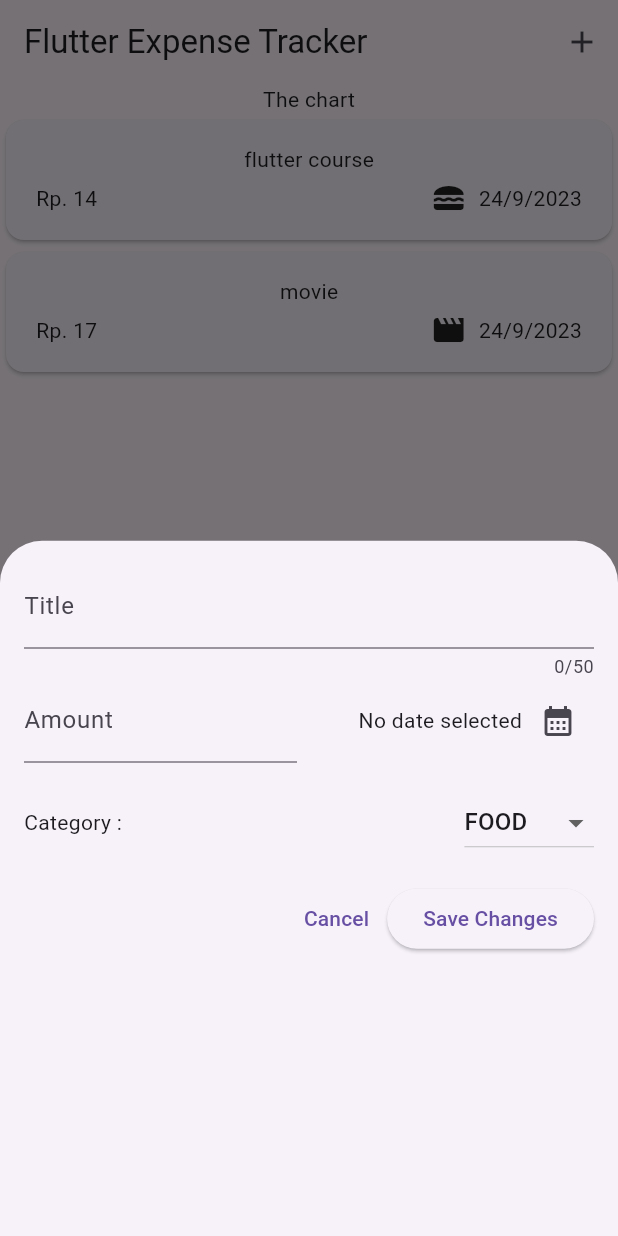
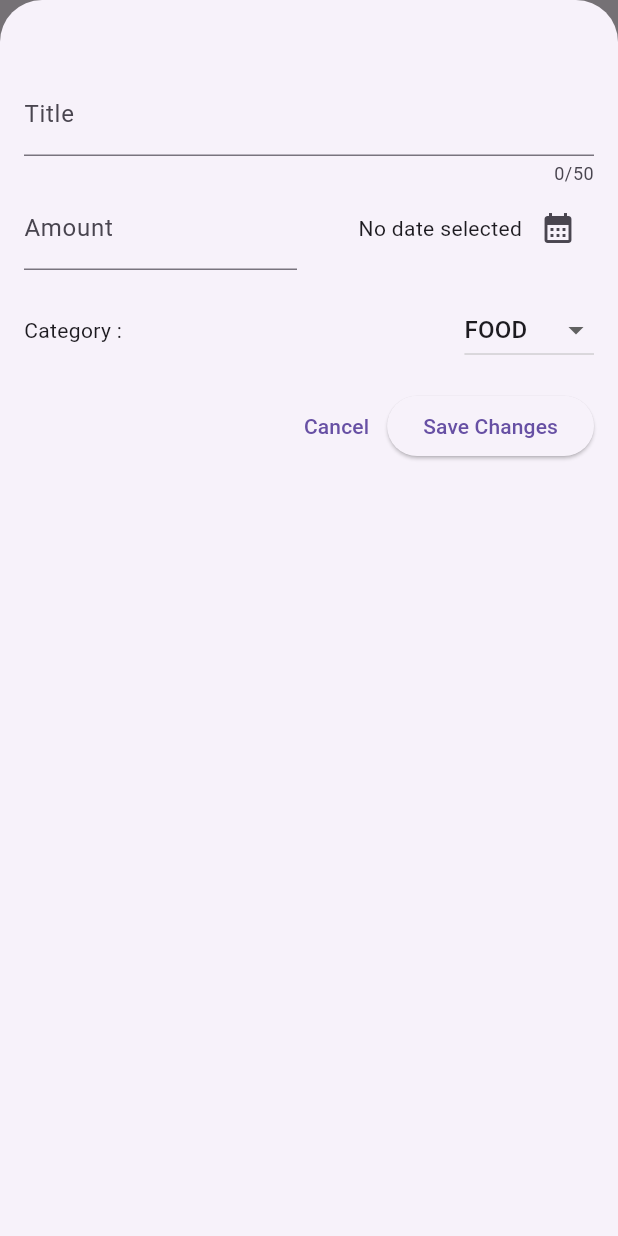
Before and after one commit to Harun1804/mobile-expense-trackeer, a Flutter app: the screen it shows after launch, after a tap on the "add" icon, on a phone screen of 412 x 824 dp. Run offline on Flutter 3.47's test engine with Material 2 defaults, Android fonts, the phone set to English and light mode, and no system bars.

Commit message:
Fullpage modal

```diff
--- a/lib/widgets/expenses.dart
+++ b/lib/widgets/expenses.dart
@@ -18,8 +18,9 @@ class _ExpensesState extends State<Expenses> {
 
   void _openAddExpenseOverlay () {
     showModalBottomSheet(
-        context: context,
-        builder: (ctx) => NewExpense(onAddExpense: _addExpense,)
+      isScrollControlled: true,
+      context: context,
+      builder: (ctx) => NewExpense(onAddExpense: _addExpense,)
     );
   }
 
--- a/lib/widgets/new_expense.dart
+++ b/lib/widgets/new_expense.dart
@@ -58,6 +58,7 @@ class _NewExpenseState extends State<NewExpense> {
           category: _selectedCategory
       )
     );
+    Navigator.pop(context);
   }
 
   @override
@@ -70,7 +71,7 @@ class _NewExpenseState extends State<NewExpense> {
   @override
   Widget build(BuildContext context) {
     return Padding(
-        padding: const EdgeInsets.all(16.0),
+        padding: const EdgeInsets.fromLTRB(16.0, 48.0, 16.0, 16.0),
         child: Column(
           children: [
             TextField(
```
